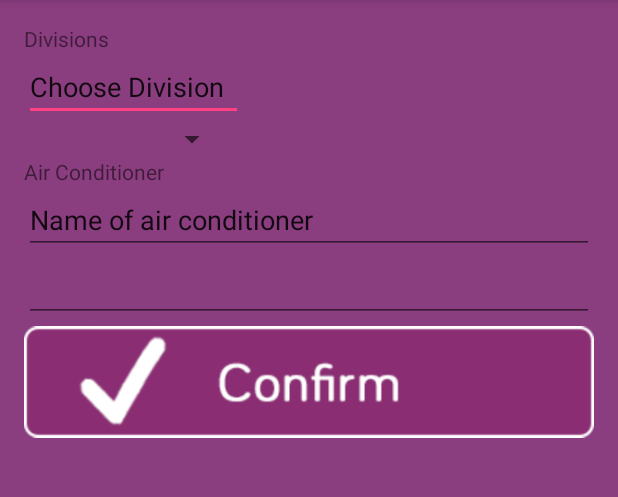
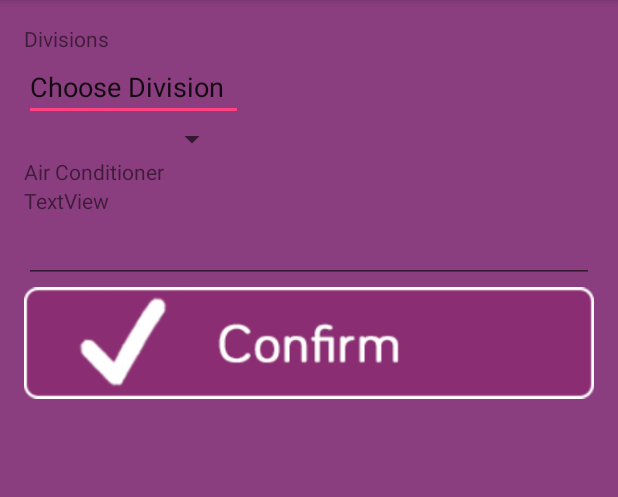
Before and after one commit to zosmak/uControl, an Android app: the addAirConditioner screen opened directly, with no data from a screen before it, on a phone screen of 412 x 824 dp, the part 84-581 px from its top. Run offline under Robolectric (Android 15) with nearby library versions, the phone set to English and light mode, and no system bars; network calls fail.

Commit message:
layouts
Vejam de desta vez esta tudo certo xD

```diff
--- a/UControlStudio/app/src/main/res/layout/activity_add_air_conditioner.xml
+++ b/UControlStudio/app/src/main/res/layout/activity_add_air_conditioner.xml
@@ -39,13 +39,11 @@
         android:layout_height="wrap_content"
         android:id="@+id/air_conditioner" />
 
-    <EditText
+    <TextView
+        android:text="TextView"
         android:layout_width="match_parent"
         android:layout_height="wrap_content"
-        android:inputType="textMultiLine"
-        android:ems="10"
-        android:id="@+id/nameairconditioner"
-        android:text="Name of air conditioner" />
+        android:id="@+id/nameairconditioner" />
 
     <EditText
         android:layout_width="match_parent"
--- a/UControlStudio/app/src/main/res/layout/activity_add_audio.xml
+++ b/UControlStudio/app/src/main/res/layout/activity_add_audio.xml
@@ -39,13 +39,11 @@
         android:layout_height="wrap_content"
         android:id="@+id/audio" />
 
-    <EditText
+    <TextView
         android:layout_width="match_parent"
         android:layout_height="wrap_content"
-        android:inputType="textMultiLine"
-        android:ems="10"
         android:id="@+id/nameaudio"
-        android:text="Name of audio" />
+        android:text="name of audio" />
 
     <EditText
         android:layout_width="match_parent"
```
Also changed, not shown: UControlStudio/app/src/main/res/layout/activity_add_alarm.xml (+3 -5 lines), UControlStudio/app/src/main/res/layout/activity_add_blinds.xml (+3 -5 lines), UControlStudio/app/src/main/res/layout/activity_add_doors.xml (+3 -5 lines), UControlStudio/app/src/main/res/layout/activity_add_illumination.xml (+3 -5 lines), UControlStudio/app/src/main/res/layout/activity_add_television.xml (+3 -5 lines).
